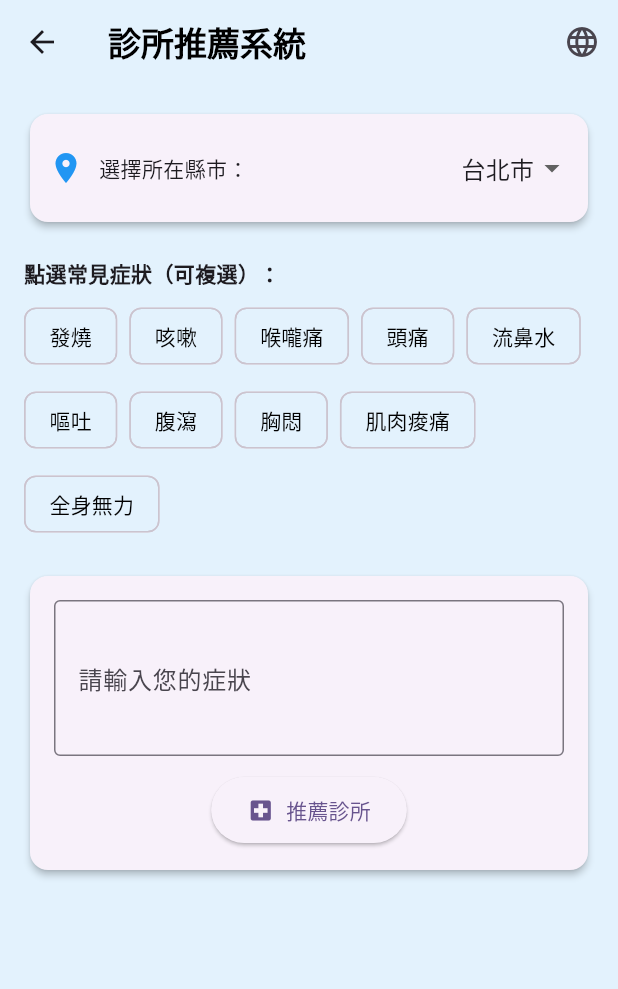
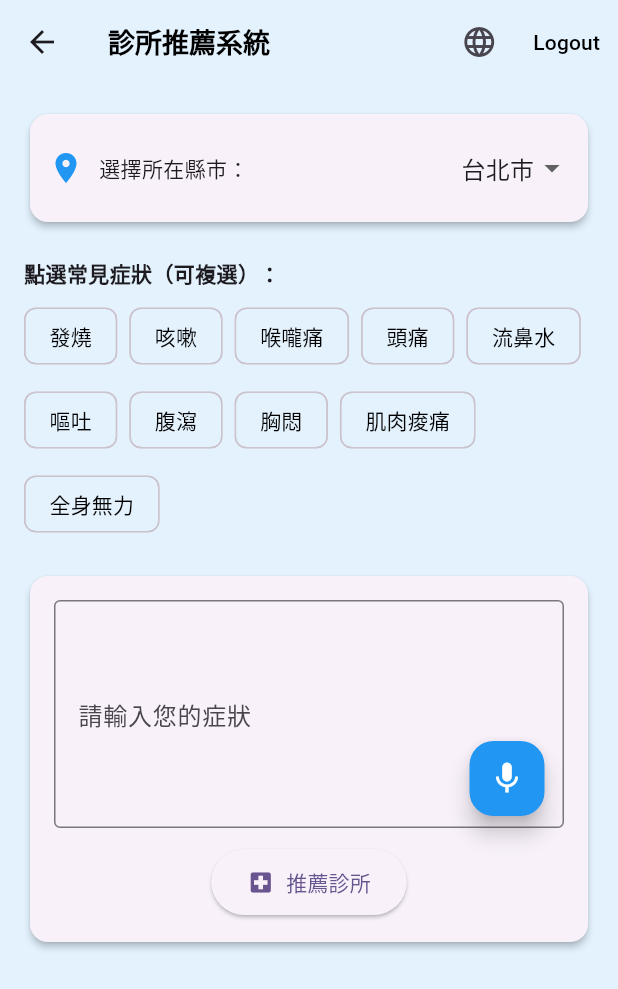
Before and after one commit to limys0713/Flutter_Projects, a Flutter app: the HomePage screen opened directly, on a phone screen of 412 x 824 dp. Shown: the top 989 px of the screen. Run offline on Flutter 3.47's test engine with Material 3 defaults, Android fonts, the phone set to English and light mode, and no system bars; our stand-ins replace firebase_auth, firebase_core, just_audio; missing offline and left inert: record; accounts and stored records are empty.

Commit message:
Update the position of the recording button and add user logout feature

```diff
--- a/finalproject_coursework/lib/home_page.dart
+++ b/finalproject_coursework/lib/home_page.dart
@@ -1,8 +1,14 @@
 //Version4 - 加入搜尋中動畫提示
+import 'package:finalproject_coursework/userlogin.dart';
+import 'package:firebase_auth/firebase_auth.dart';
 import 'package:flutter/material.dart';
 import 'package:http/http.dart' as http;
 import 'dart:convert';
 import 'package:finalproject_coursework/language_mapping.dart';
+// import 'package:path_provider/path_provider.dart';
+// import 'package:just_audio/just_audio.dart';
+// import 'package:record/record.dart';
+// import 'package:finalproject_coursework/stt.dart';
 
 class HomePage extends StatefulWidget {
   const HomePage({super.key});
@@ -30,6 +36,32 @@ class _HomePageState extends State<HomePage> {
   void dispose(){
     _symptomController.dispose();
     super.dispose();
+  }
+
+  // Logout onPressed function
+  void logOut() async{
+    // Dialog:對話框
+    final wantLogout = await showDialog<bool>(  // <bool>: Used to receive true and false from TextButton
+      context: context,
+      builder: (context) => AlertDialog(  // Ensure action dialog
+        title: Text('Logout'),      //***
+        content: Text('Are you sure you want to log out?'), //***
+        actions: [  // Dialog button control
+          TextButton(onPressed: () => Navigator.pop(context, true), child: Text('Logout')),
+          TextButton(onPressed: () => Navigator.pop(context, false), child: Text('Cancel'))
+        ],
+      )
+    );
+
+    if(wantLogout ?? false){  // if it is null, then false; otherwise look at the value(true or false)
+      await FirebaseAuth.instance.signOut();  // Logout
+      if(!mounted) return;
+      Navigator.pushAndRemoveUntil(
+        context,
+        MaterialPageRoute(builder: (context) => const UserLogin()), // Link to UserLogin page
+        (route) => false
+      );
+    }
   }
 
   Future<void> getRecommendation(String userInput) async {
@@ -92,6 +124,10 @@ class _HomePageState extends State<HomePage> {
     }
   }
 
+  bool isRecording = false;
+  // final record = AudioRecorder();
+  // final player = AudioPlayer();
+
   @override
   Widget build(BuildContext context) {
     return ValueListenableBuilder(
@@ -101,7 +137,7 @@ class _HomePageState extends State<HomePage> {
           backgroundColor: Colors.blue[50],
           appBar: AppBar(
             backgroundColor: Colors.blue[50],
-            title: Text(textLanguage[selectedLanguage]!['clinicRecommender']!, style: TextStyle(color: Colors.black, fontWeight: FontWeight.bold)),
+            title: Text(textLanguage[selectedLanguage]!['clinicRecommender']!, style: TextStyle(color: Colors.black, fontWeight: FontWeight.bold, fontSize: 18)),
             actions: [
               PopupMenuButton<String>(
                   icon: const Icon(Icons.language),
@@ -112,6 +148,11 @@ class _HomePageState extends State<HomePage> {
                     const PopupMenuItem(value: 'zh', child: Text('繁體中文')),
                     const PopupMenuItem(value: 'en', child: Text('English'))
                   ]
+              ),
+              // LogOut Button
+              TextButton(
+                onPressed: logOut,
+                child: Text('Logout', style: TextStyle(color: Colors.black),)
               )
             ],
           ),
@@ -154,6 +195,8 @@ class _HomePageState extends State<HomePage> {
                 const SizedBox(height: 20),
                 Text(textLanguage[selectedLanguage]!['commonSymptoms']!, style: TextStyle(fontWeight: FontWeight.bold)),
                 const SizedBox(height: 8),
+                Stack(
+                  children: [
                     Wrap(
                       spacing: 8,
                       runSpacing: 8,
@@ -181,6 +224,8 @@ class _HomePageState extends State<HomePage> {
                         );
                       }).toList(),
                     ),
+                  ],
+                ),
                 const SizedBox(height: 20),
                 Card(
                   elevation: 2,
@@ -189,13 +234,34 @@ class _HomePageState extends State<HomePage> {
                     padding: const EdgeInsets.all(16.0),
                     child: Column(
                       children: [
+                        Stack(
+                          children: [
                             TextField(
                               controller: _symptomController,
-                          maxLines: 3,
+                              maxLines: 5,
                               decoration: InputDecoration(
                                 labelText: textLanguage[selectedLanguage]!['inputSymptoms']!,
-                            border: OutlineInputBorder(),
+                                border: const OutlineInputBorder(),
+                                //contentPadding: const EdgeInsets.fromLTRB(12, 12, 50, 12), // 留右邊空間給按鈕
                               ),
+                            ),
+                            Positioned(
+                              bottom: 8,
+                              right: 8,
+                              child: Container(
+                                margin: const EdgeInsets.symmetric(horizontal: 5),
+                                width: 50,
+                                height: 50,
+                                child: FloatingActionButton(
+                                  onPressed: () {
+
+                                  },
+                                  backgroundColor: isRecording ? Colors.red : Colors.blue,
+                                  child: const Icon(Icons.mic, size: 25, color: Colors.white,),
+                                ),
+                              ),
+                            ),
+                          ],
                         ),
                         const SizedBox(height: 12),
                         Center(
--- a/finalproject_coursework/lib/language_mapping.dart
+++ b/finalproject_coursework/lib/language_mapping.dart
@@ -38,6 +38,23 @@ const Map<String, Map<String, String>> textLanguage = {
     'submitFollowUp': 'Answer Follow-up',
     'searchFailed': 'Search failed, please try again later.',
     'errorOccurred': 'An error occurred:',
+
+    'taipei': 'Taipei City',
+    'newTaipei': 'New Taipei City',
+    'taoyuan': 'Taoyuan City',
+    'taichung': 'Taichung City',
+    'tainan': 'Tainan City',
+    'kaohsiung': 'Kaohsiung City',
+    'fever': 'Fever',
+    'cough': 'Cough',
+    'soreThroat': 'Sore Throat',
+    'headache': 'Headache',
+    'runnyNose': 'Runny Nose',
+    'vomit': 'Vomiting',
+    'diarrhea': 'Diarrhea',
+    'chestTight': 'Chest Tightness',
+    'musclePain': 'Muscle Soreness',
+    'fatigue': 'Fatigue'
   },
   'zh': {
     'appTitle': '看診建議APP',
@@ -72,5 +89,22 @@ const Map<String, Map<String, String>> textLanguage = {
     'submitFollowUp': '回覆問題',
     'searchFailed': '搜尋失敗，請稍後再試。',
     'errorOccurred': '發生錯誤：',
+
+    'taipei': '台北市',
+    'newTaipei': '新北市',
+    'taoyuan': '桃園市',
+    'taichung': '台中市',
+    'tainan': '台南市',
+    'kaohsiung': '高雄市',
+    'fever': '發燒',
+    'cough': '咳嗽',
+    'soreThroat': '喉嚨痛',
+    'headache': '頭痛',
+    'runnyNose': '流鼻水',
+    'vomit': '嘔吐',
+    'diarrhea': '腹瀉',
+    'chestTight': '胸悶',
+    'musclePain': '肌肉痠痛',
+    'fatigue': '全身無力'
   }
 };
```
Also changed, not shown: finalproject_coursework/lib/stt.dart (added, +45 -0 lines), celebrities_app_hw2/assets/app_icon/play_store_512.png (added). Lines whose indentation alone changed are shown as unchanged.
